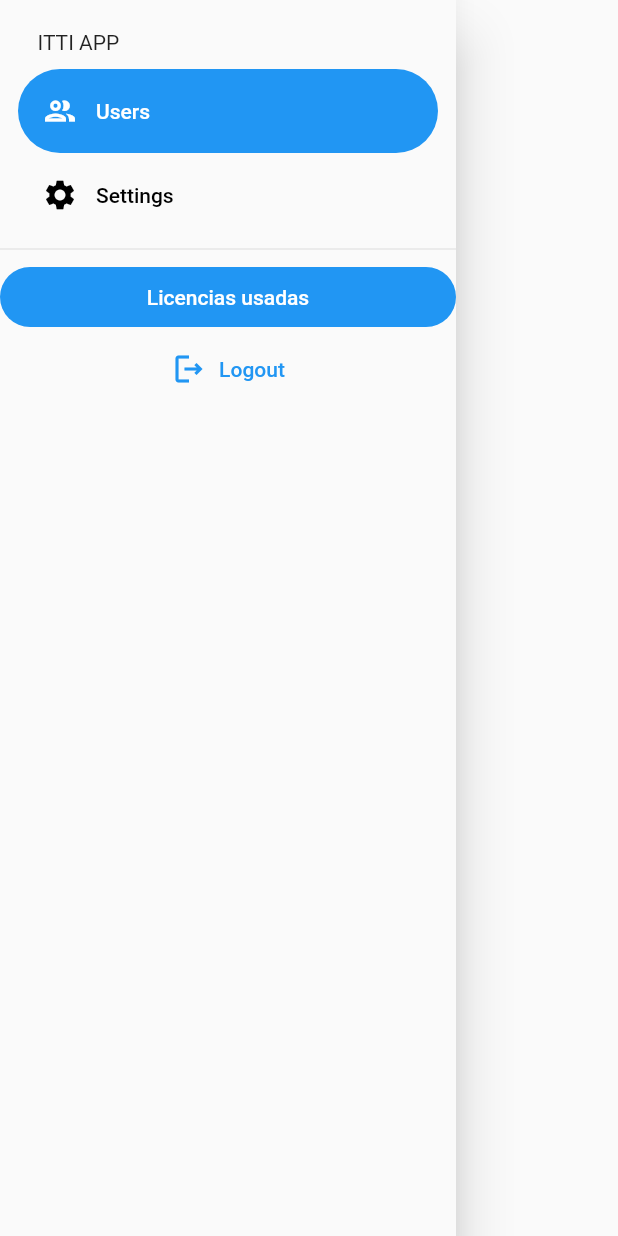
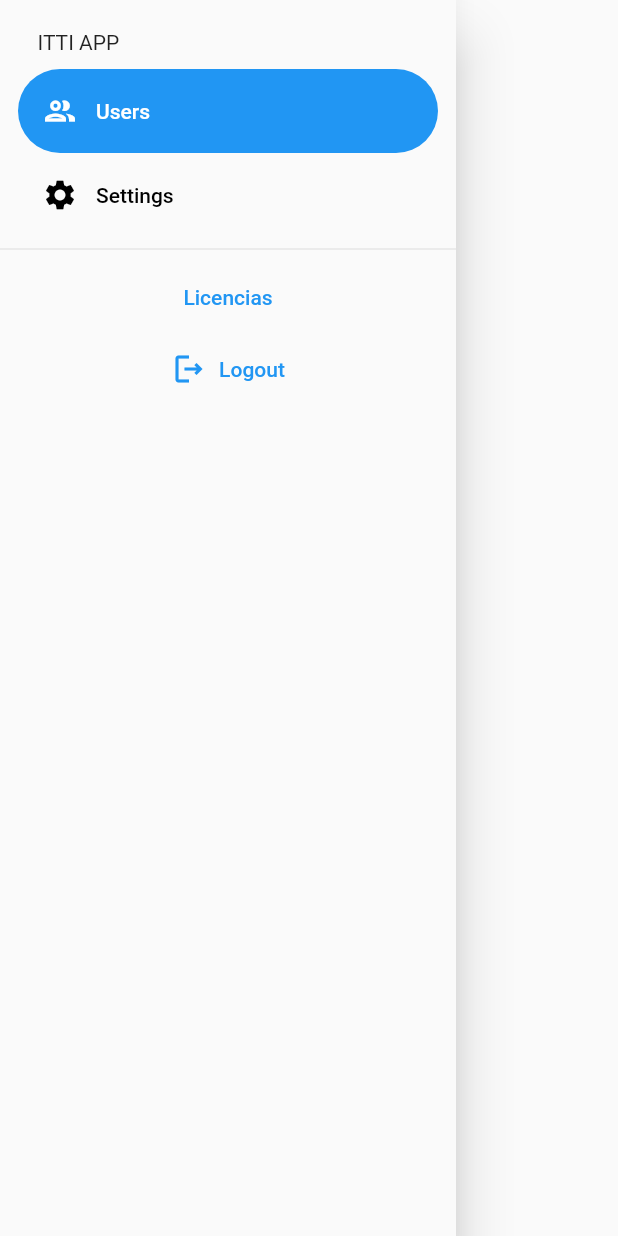
Before and after one commit to josemlegal/prueba_itti, a Flutter app: the SideMenu widget shown alone on an empty page, opened directly with empty values, on a phone screen of 412 x 824 dp. Run offline on Flutter 3.47's test engine with Material 2 defaults, Android fonts, the light colour scheme and no system bars; our stand-ins replace animate_do, dio, flutter_dotenv, flutter_riverpod, get_it, go_router and 3 more; accounts and stored records are empty; project files that could hold a hidden picture were left out.

Commit message:
Improve UI in the SideMenu

```diff
--- a/lib/presentation/widgets/side_menu.dart
+++ b/lib/presentation/widgets/side_menu.dart
@@ -41,19 +41,23 @@ class _SideMenuState extends State<SideMenu> {
           ),
         ),
         const Divider(),
-        FilledButton(
-          onPressed: () {
-            showAboutDialog(
-              context: context,
-              children: [
-                const Text(
-                    'Id ea commodo esse reprehenderit officia nisi dolor aliquip non.')
+        const _LicensesButton(),
+        _LogoutButton(colors: colors),
       ],
     );
-          },
-          child: const Text('Licencias usadas'),
-        ),
-        TextButton.icon(
+  }
+}
+
+class _LogoutButton extends StatelessWidget {
+  const _LogoutButton({
+    required this.colors,
+  });
+
+  final ColorScheme colors;
+
+  @override
+  Widget build(BuildContext context) {
+    return TextButton.icon(
       label: const Text('Logout'),
       icon: Icon(Icons.logout_outlined, color: colors.primary),
       onPressed: () {
@@ -61,8 +65,23 @@ class _SideMenuState extends State<SideMenu> {
           '/login-view',
         );
       },
-        ),
-      ],
     );
   }
 }
+
+class _LicensesButton extends StatelessWidget {
+  const _LicensesButton();
+
+  @override
+  Widget build(BuildContext context) {
+    return TextButton(
+      onPressed: () {
+        showAboutDialog(
+          context: context,
+          children: [const Text('Deseas ver las licencias de la apliacion?')],
+        );
+      },
+      child: const Text('Licencias'),
+    );
+  }
+}
```
Lines whose indentation alone changed are shown as unchanged.
